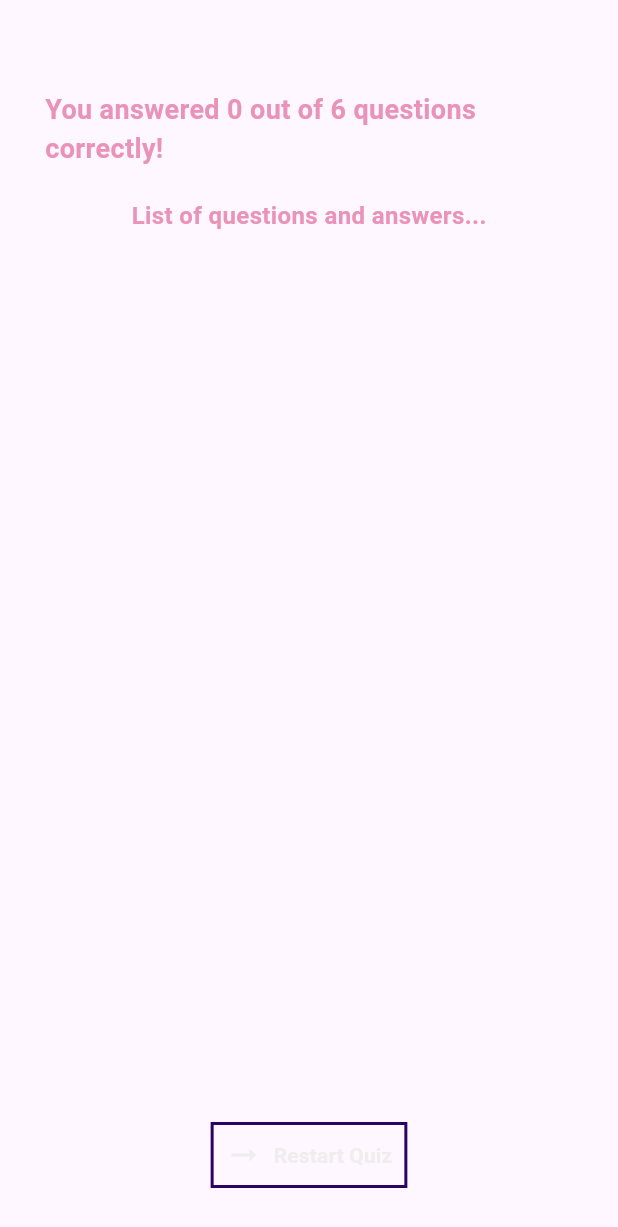
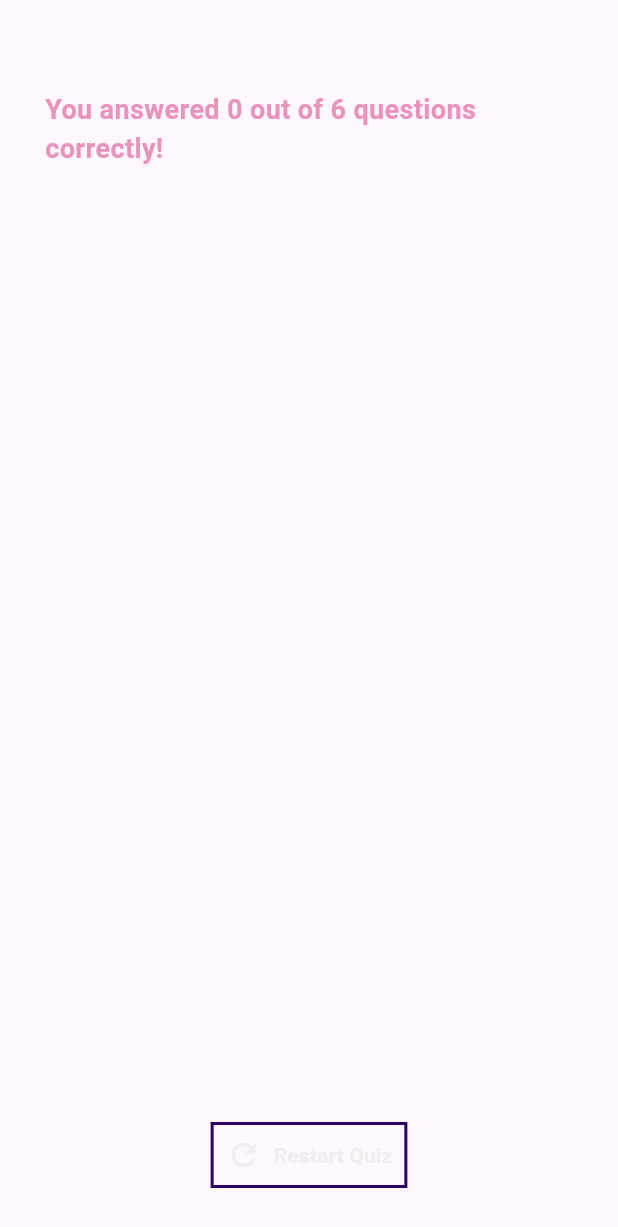
Before and after one commit to spinatose/flutquiz, a Flutter app: the ResultsScreen widget shown alone on an empty page, opened directly with empty values, on a phone screen of 412 x 824 dp. Shown: the top 1227 px of the screen. Run offline on Flutter 3.47's test engine with Material 3 defaults, Android fonts, the phone set to English and light mode, and no system bars; our stand-ins replace google_fonts.

Commit message:
more tweaks

```diff
--- a/lib/questions_summary/questions_summary.dart
+++ b/lib/questions_summary/questions_summary.dart
@@ -20,6 +20,7 @@ class QuestionsSummary extends StatelessWidget {
 
           return ListTile(
             title: Row(
+              crossAxisAlignment: CrossAxisAlignment.center,
               children: [
                 QuestionIdentifier(
                   questionIndex: index,
--- a/lib/results_screen.dart
+++ b/lib/results_screen.dart
@@ -34,15 +34,6 @@ class ResultsScreen extends StatelessWidget {
             ),
           ),
           const SizedBox(height: 20),
-          CenteredText(
-            'List of questions and answers...',
-            style: GoogleFonts.aBeeZee(
-              color: Color.fromARGB(255, 233, 147, 187),
-              fontSize: 16,
-              fontWeight: FontWeight.bold,
-            ),
-          ),
-          const SizedBox(height: 10),
           QuestionsSummary(summaryData: summaryData),
           const SizedBox(height: 15),
           OutlinedButton.icon(
@@ -61,7 +52,7 @@ class ResultsScreen extends StatelessWidget {
               ),
             ),
             icon: Icon(
-              Icons.arrow_right_alt,
+              Icons.refresh,
               size: 24,
               color: const Color.fromARGB(255, 240, 237, 238),
             ),
```
